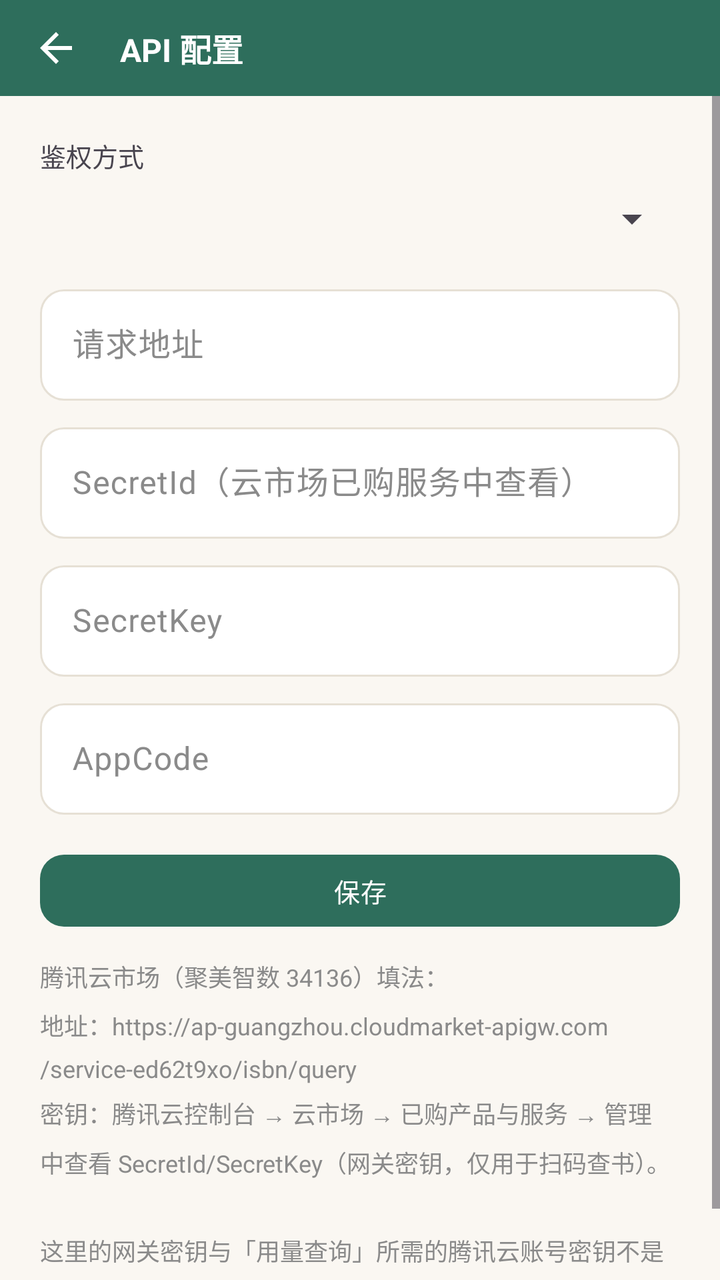
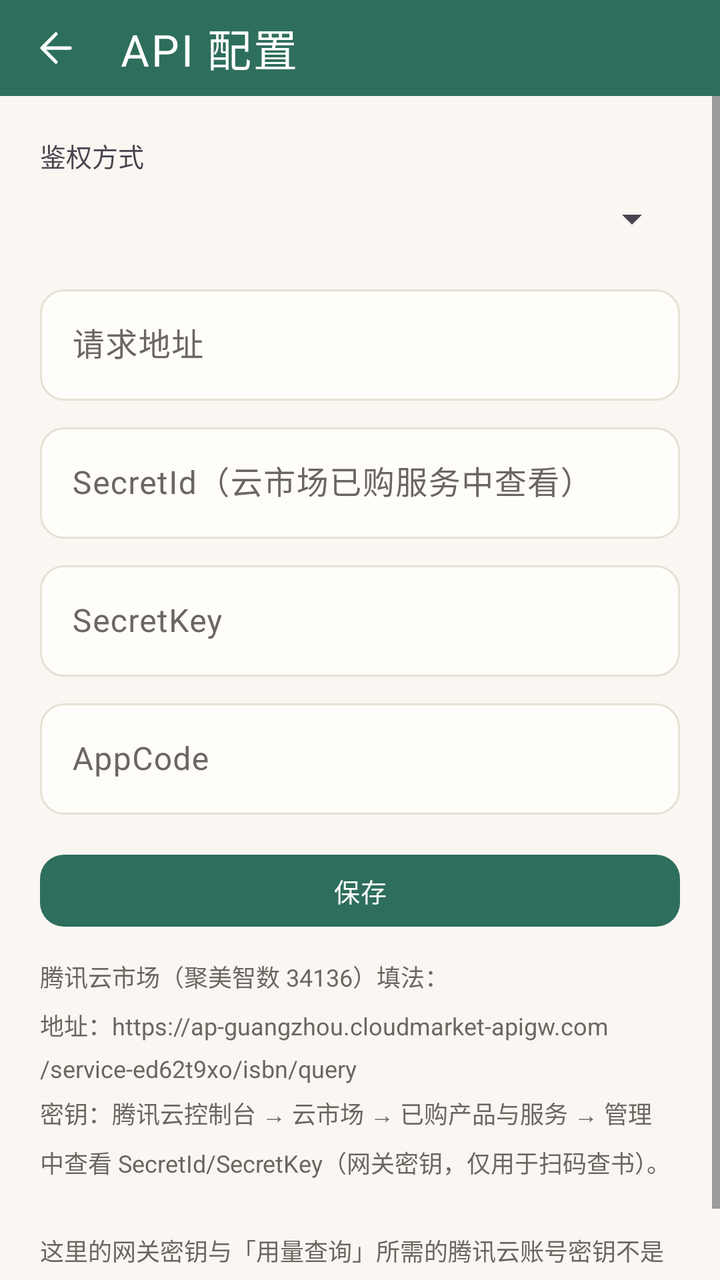

Compare the two renders of this Android layout. The source of the first and the diff that turns it into the second are given below.
<!-- AndroidManifest.xml: application theme Theme.Bookshelf -->
<!-- res/layout/activity_api_config.xml -->
<?xml version="1.0" encoding="utf-8"?>
<LinearLayout xmlns:android="http://schemas.android.com/apk/res/android"
    xmlns:app="http://schemas.android.com/apk/res-auto"
    android:layout_width="match_parent"
    android:layout_height="match_parent"
    android:orientation="vertical">

    <com.google.android.material.appbar.MaterialToolbar
        android:id="@+id/toolbar"
        style="@style/Widget.Bookshelf.Toolbar"
        android:layout_width="match_parent"
        android:layout_height="@dimen/toolbar_h"
        app:navigationIcon="@drawable/ic_back"
        app:title="API 配置" />

    <ScrollView
        android:layout_width="match_parent"
        android:layout_height="0dp"
        android:layout_weight="1"
        android:fillViewport="true"
        android:scrollbars="vertical">

                <androidx.constraintlayout.widget.ConstraintLayout
            android:layout_width="match_parent"
            android:layout_height="wrap_content">

<LinearLayout
            android:layout_width="0dp"
            android:layout_height="wrap_content"
            android:orientation="vertical"
            android:padding="20dp"
                    app:layout_constraintWidth_max="@dimen/content_max_width"
                    app:layout_constraintStart_toStartOf="parent"
                    app:layout_constraintEnd_toEndOf="parent"
                    app:layout_constraintHorizontal_bias="0.5"
                    app:layout_constraintTop_toTopOf="parent"
                    app:layout_constraintBottom_toBottomOf="parent"
                >

            <TextView
                android:layout_width="wrap_content"
                android:layout_height="wrap_content"
                android:text="鉴权方式"
                android:textSize="13sp" />

            <Spinner
                android:id="@+id/sp_auth_type"
                android:layout_width="match_parent"
                android:layout_height="wrap_content"
                android:minHeight="44dp" />

            <com.google.android.material.textfield.TextInputLayout
                android:id="@+id/til_base_url"
                android:layout_width="match_parent"
                android:layout_height="wrap_content"
                android:layout_marginTop="8dp"
                android:hint="请求地址">

                <com.google.android.material.textfield.TextInputEditText
                    android:id="@+id/et_base_url"
                    android:layout_width="match_parent"
                    android:layout_height="wrap_content"
                    android:inputType="textUri" />
            </com.google.android.material.textfield.TextInputLayout>

            
            <com.google.android.material.textfield.TextInputLayout
                android:id="@+id/til_secret_id"
                android:layout_width="match_parent"
                android:layout_height="wrap_content"
                android:layout_marginTop="8dp"
                android:hint="SecretId（云市场已购服务中查看）">

                <com.google.android.material.textfield.TextInputEditText
                    android:id="@+id/et_secret_id"
                    android:layout_width="match_parent"
                    android:layout_height="wrap_content" />
            </com.google.android.material.textfield.TextInputLayout>

            <com.google.android.material.textfield.TextInputLayout
                android:id="@+id/til_secret_key"
                android:layout_width="match_parent"
                android:layout_height="wrap_content"
                android:layout_marginTop="8dp"
                android:hint="SecretKey">

                <com.google.android.material.textfield.TextInputEditText
                    android:id="@+id/et_secret_key"
                    android:layout_width="match_parent"
                    android:layout_height="wrap_content" />
            </com.google.android.material.textfield.TextInputLayout>

            
            <com.google.android.material.textfield.TextInputLayout
                android:id="@+id/til_appcode"
                android:layout_width="match_parent"
                android:layout_height="wrap_content"
                android:layout_marginTop="8dp"
                android:hint="AppCode">

                <com.google.android.material.textfield.TextInputEditText
                    android:id="@+id/et_appcode"
                    android:layout_width="match_parent"
                    android:layout_height="wrap_content" />
            </com.google.android.material.textfield.TextInputLayout>

            <com.google.android.material.button.MaterialButton
                android:id="@+id/btn_save"
                android:layout_width="match_parent"
                android:layout_height="wrap_content"
                android:layout_marginTop="16dp"
                android:text="保存" />

            <TextView
                android:layout_width="match_parent"
                android:layout_height="wrap_content"
                android:layout_marginTop="12dp"
                android:lineSpacingMultiplier="1.4"
                android:text="腾讯云市场（聚美智数 34136）填法：\n地址：https://ap-guangzhou.cloudmarket-apigw.com/service-ed62t9xo/isbn/query\n密钥：腾讯云控制台 → 云市场 → 已购产品与服务 → 管理 中查看 SecretId/SecretKey（网关密钥，仅用于扫码查书）。\n\n这里的网关密钥与「用量查询」所需的腾讯云账号密钥不是一套，用量查询请前往「用量查询」页填写。"
                android:textSize="12sp"
                android:textColor="@color/text_sub" />
        </LinearLayout>
        </androidx.constraintlayout.widget.ConstraintLayout>
    </ScrollView>
</LinearLayout>
<!-- resources referenced by this layout -->
<resources>
  <color name="text_sub">#8A8A8A</color>
  <!-- drawable ic_back (drawable) -->
  <vector xmlns:android="http://schemas.android.com/apk/res/android"
      android:width="24dp" android:height="24dp"
      android:viewportWidth="24" android:viewportHeight="24"
      android:autoMirrored="true">
      <path
          android:fillColor="#FFFFFFFF"
          android:pathData="M20,11L7.8,11l5.6,-5.6L12,4l-8,8 8,8 1.4,-1.4L7.8,13L20,13z" />
  </vector>
  <style name="Widget.Bookshelf.Toolbar" parent="Widget.Material3.Toolbar">
          <item name="android:background">?attr/colorPrimary</item>
          <item name="titleTextColor">@color/white</item>
          <item name="titleTextAppearance">@style/TextAppearance.Bookshelf.ToolbarTitle</item>
          <item name="navigationIconTint">@color/white</item>
          <item name="android:elevation">0dp</item>
      </style>
  <style name="Theme.Bookshelf" parent="Theme.Bookshelf.Base">
          <item name="colorPrimary">@color/primary</item>
          <item name="colorPrimaryVariant">@color/primary_dark</item>
          <item name="colorSecondary">@color/accent</item>
          
          <item name="chip_bg">@color/chip_bg</item>
          <item name="primary_container">@color/green_container</item>
          <item name="on_primary_container">@color/green_on_container</item>
      </style>
  <style name="TextAppearance.Bookshelf.ToolbarTitle" parent="TextAppearance.Material3.TitleLarge">
          <item name="android:textSize">@dimen/text_title_toolbar</item>
          <item name="android:textStyle">bold</item>
          <item name="android:textColor">@color/white</item>
      </style>
  <style name="Theme.Bookshelf.Base" parent="Theme.Material3.Light.NoActionBar">
          
          <item name="android:colorBackground">@color/bg_page</item>
          
          <item name="android:statusBarColor">?attr/colorPrimary</item>
          <item name="android:windowLightStatusBar">false</item>
          
          <item name="surface">@color/surface</item>
          <item name="surface_dim">@color/surface_dim</item>
          <item name="outline">@color/outline</item>
          <item name="outline_strong">@color/outline_strong</item>
          <item name="on_surface">@color/text_main</item>
          <item name="on_surface_variant">@color/text_sub</item>
          
          <item name="primary_container">@color/green_container</item>
          <item name="on_primary_container">@color/green_on_container</item>
          
          <item name="chip_bg">@color/chip_bg</item>
          
          <item name="colorSurface">@color/surface</item>
          <item name="colorSurfaceBright">@color/surface</item>
          <item name="colorSurfaceDim">@color/surface_dim</item>
          <item name="colorSurfaceContainer">@color/surface</item>
          <item name="colorSurfaceContainerLow">@color/surface</item>
          <item name="colorSurfaceContainerLowest">@color/surface</item>
          <item name="colorSurfaceContainerHigh">@color/surface</item>
          <item name="colorSurfaceContainerHighest">@color/surface_dim</item>
          <item name="colorOutline">@color/outline</item>
          <item name="colorOutlineVariant">@color/outline</item>
          
          <item name="elevationOverlayEnabled">false</item>
          
          <item name="materialButtonStyle">@style/Widget.Bookshelf.Button</item>
          <item name="textInputStyle">@style/Widget.Bookshelf.TextField</item>
          <item name="materialCardViewStyle">@style/Widget.Bookshelf.MaterialCard</item>
          
          <item name="chipStyle">@style/Widget.Bookshelf.Chip</item>
          <item name="chipGroupStyle">@style/Widget.Bookshelf.ChipGroup</item>
          
          <item name="materialAlertDialogTheme">@style/ThemeOverlay.Bookshelf.Dialog</item>
          
          <item name="bottomSheetDialogTheme">@style/ThemeOverlay.Bookshelf.BottomSheet</item>
      </style>
  <color name="surface">#FFFFFF</color>
  <!-- unchanged entries left out for length: 33 -->
</resources>

<!-- the commit's change to res/layout/activity_api_config.xml (unified diff, before → after) -->
@@ -118,7 +118,7 @@
                 android:lineSpacingMultiplier="1.4"
                 android:text="腾讯云市场（聚美智数 34136）填法：\n地址：https://ap-guangzhou.cloudmarket-apigw.com/service-ed62t9xo/isbn/query\n密钥：腾讯云控制台 → 云市场 → 已购产品与服务 → 管理 中查看 SecretId/SecretKey（网关密钥，仅用于扫码查书）。\n\n这里的网关密钥与「用量查询」所需的腾讯云账号密钥不是一套，用量查询请前往「用量查询」页填写。"
                 android:textSize="12sp"
-                android:textColor="@color/text_sub" />
+                android:textColor="?attr/on_surface_variant" />
         </LinearLayout>
         </androidx.constraintlayout.widget.ConstraintLayout>
     </ScrollView>
<!-- resource entries referenced after the edit -->
@@ -1,20 +1,28 @@
 <!-- resources referenced by this layout -->
 <resources>
-  <color name="text_sub">#8A8A8A</color>
+  <color name="text_sub">#6B6660</color>
+  <color name="accent_text">#8A5A1A</color>
   <!-- drawable ic_back (drawable) -->
+  <?xml version="1.0" encoding="utf-8"?>
   <vector xmlns:android="http://schemas.android.com/apk/res/android"
-      android:width="24dp" android:height="24dp"
-      android:viewportWidth="24" android:viewportHeight="24"
+      android:width="24dp"
+      android:height="24dp"
+      android:viewportWidth="24"
+      android:viewportHeight="24"
       android:autoMirrored="true">
       <path
-          android:fillColor="#FFFFFFFF"
-          android:pathData="M20,11L7.8,11l5.6,-5.6L12,4l-8,8 8,8 1.4,-1.4L7.8,13L20,13z" />
+          android:fillColor="@android:color/transparent"
+          android:pathData="M19,12 L6,12 M12,5 L5,12 L12,19"
+          android:strokeColor="#FF000000"
+          android:strokeLineCap="round"
+          android:strokeLineJoin="round"
+          android:strokeWidth="1.75" />
   </vector>
   <style name="Widget.Bookshelf.Toolbar" parent="Widget.Material3.Toolbar">
           <item name="android:background">?attr/colorPrimary</item>
-          <item name="titleTextColor">@color/white</item>
+          <item name="titleTextColor">?attr/colorOnPrimary</item>
           <item name="titleTextAppearance">@style/TextAppearance.Bookshelf.ToolbarTitle</item>
-          <item name="navigationIconTint">@color/white</item>
+          <item name="navigationIconTint">?attr/colorOnPrimary</item>
           <item name="android:elevation">0dp</item>
       </style>
   <style name="Theme.Bookshelf" parent="Theme.Bookshelf.Base">
@@ -25,10 +33,27 @@
           <item name="chip_bg">@color/chip_bg</item>
           <item name="primary_container">@color/green_container</item>
           <item name="on_primary_container">@color/green_on_container</item>
+          <item name="android:colorBackground">@color/green_page</item>
+          <item name="surface">@color/green_surface</item>
+          <item name="surface_dim">@color/green_surface_dim</item>
+          <item name="outline">@color/green_outline</item>
+          <item name="outline_strong">@color/green_outline_strong</item>
+          <item name="colorSurface">@color/green_surface</item>
+          <item name="colorSurfaceBright">@color/green_surface</item>
+          <item name="colorSurfaceContainer">@color/green_surface</item>
+          <item name="colorSurfaceContainerLow">@color/green_surface</item>
+          <item name="colorSurfaceContainerLowest">@color/green_surface</item>
+          <item name="colorSurfaceContainerHigh">@color/green_surface</item>
+          <item name="colorSurfaceDim">@color/green_surface_dim</item>
+          <item name="colorSurfaceContainerHighest">@color/green_surface_dim</item>
+          <item name="colorOutline">@color/green_outline</item>
+          <item name="colorOutlineVariant">@color/green_outline</item>
       </style>
   <style name="TextAppearance.Bookshelf.ToolbarTitle" parent="TextAppearance.Material3.TitleLarge">
-          <item name="android:textSize">@dimen/text_title_toolbar</item>
-          <item name="android:textStyle">bold</item>
+          <item name="android:textSize">@dimen/text_title</item>
+          <item name="android:fontFamily">serif</item>
+          <item name="android:textStyle">normal</item>
+          <item name="android:letterSpacing">0.04</item>
           <item name="android:textColor">@color/white</item>
       </style>
   <style name="Theme.Bookshelf.Base" parent="Theme.Material3.Light.NoActionBar">
@@ -37,6 +62,8 @@
           
           <item name="android:statusBarColor">?attr/colorPrimary</item>
           <item name="android:windowLightStatusBar">false</item>
+          
+          <item name="android:windowActivityTransitions">true</item>
           
           <item name="surface">@color/surface</item>
           <item name="surface_dim">@color/surface_dim</item>
@@ -50,6 +77,11 @@
           
           <item name="chip_bg">@color/chip_bg</item>
           
+          <item name="accent_text">@color/accent_text</item>
+          
+          <item name="colorOnSurface">@color/text_main</item>
+          <item name="colorOnSurfaceVariant">@color/text_sub</item>
+          <item name="colorOnBackground">@color/text_main</item>
           <item name="colorSurface">@color/surface</item>
           <item name="colorSurfaceBright">@color/surface</item>
           <item name="colorSurfaceDim">@color/surface_dim</item>
@@ -74,7 +106,13 @@
           
           <item name="bottomSheetDialogTheme">@style/ThemeOverlay.Bookshelf.BottomSheet</item>
       </style>
-  <color name="surface">#FFFFFF</color>
+  <color name="green_page">#FAF7F2</color>
+  <color name="green_surface">#FFFDF9</color>
+  <color name="green_surface_dim">#F3EEE6</color>
+  <color name="green_outline">#E6E0D5</color>
+  <color name="green_outline_strong">#D8D0C2</color>
+  <dimen name="text_title">22sp</dimen>
+  <color name="surface">#FFFDF9</color>
   <!-- unchanged entries left out for length: 33 -->
 </resources>
 
